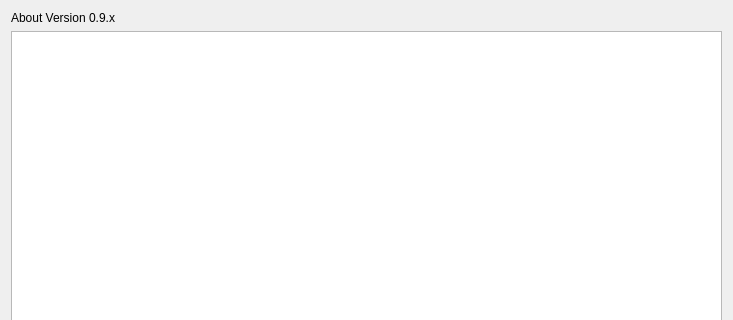
First picture: the form in utilWindows/dialogabout.ui, repository NHERI-SimCenter/CWE-Simulation-Tool, before the edit; both pictures show x 0 to 733 and y 0 to 320 of the 733 by 492 pixel window.
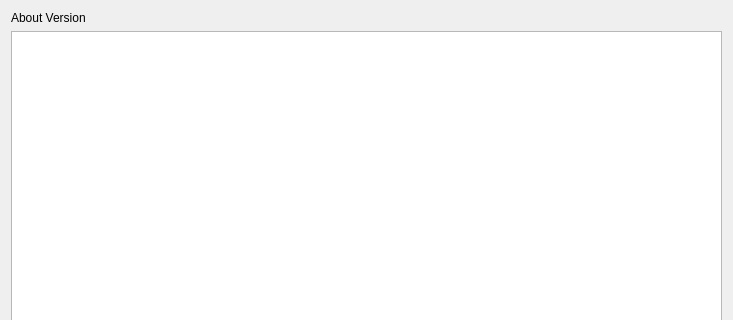
Second picture: the form after the edit. Icons and pictures are not drawn.

Diff of the .ui file:
```diff
--- a/utilWindows/dialogabout.ui
+++ b/utilWindows/dialogabout.ui
@@ -85,7 +85,7 @@
       </sizepolicy>
      </property>
      <property name="text">
-      <string>About Version 0.9.x</string>
+      <string>About Version </string>
      </property>
     </widget>
    </item>
```
